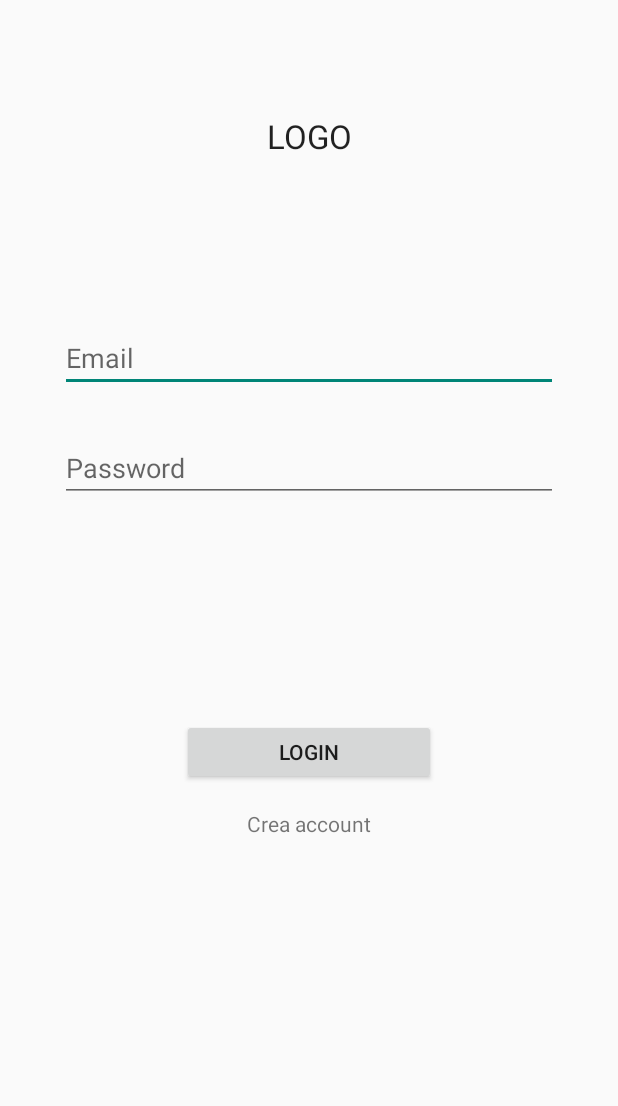
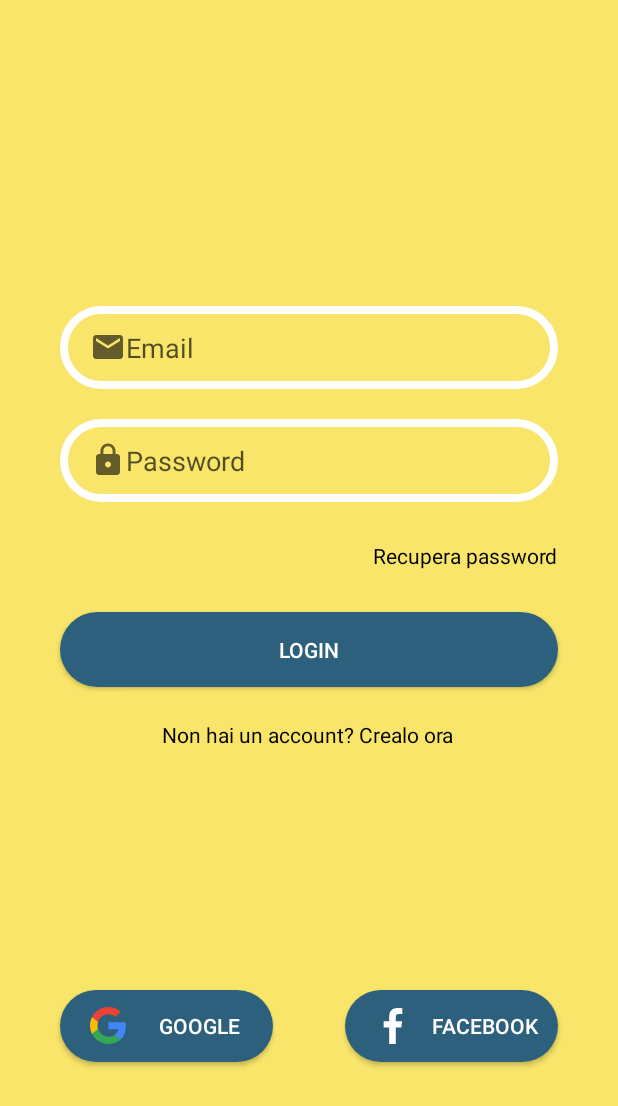
Before and after one commit to vitosilver99/Roomies, an Android app: the screen it shows after launch (LoginActivity), on a phone screen of 412 x 824 dp. Shown: the top 1106 px of the screen. Run offline under Robolectric (Android 15) with nearby library versions, the phone set to English and light mode, and no system bars; our stand-ins replace Firebase (no records; nobody signed in at launch, a user with empty details on screens opened directly).

```diff
--- a/app/src/main/java/com/example/roomies/CheckCasaActivity.java
+++ b/app/src/main/java/com/example/roomies/CheckCasaActivity.java
@@ -86,7 +86,4 @@ public class CheckCasaActivity extends AppCompatActivity {
 
     }
 
-    public CheckCasaActivity getcheckCasaActivity(){
-        return this;
-    }
 }
--- a/app/src/main/java/com/example/roomies/RegistrazioneActivity.java
+++ b/app/src/main/java/com/example/roomies/RegistrazioneActivity.java
@@ -112,7 +112,6 @@ public class RegistrazioneActivity extends AppCompatActivity {
                             Map<String,Object> user = new HashMap<>();
                             user.put("nome",nome_reg);
                             user.put("cognome",cognome_reg);
-                            user.put("casa_id","");
                             user.put("num_telefono",num_tel);
                             documentReference.set(user).addOnSuccessListener(new OnSuccessListener<Void>() {
                                 @Override
--- /dev/null
+++ b/app/src/main/res/drawable/input_bd.xml
@@ -0,0 +1,5 @@
+<?xml version="1.0" encoding="utf-8"?>
+<shape xmlns:android="http://schemas.android.com/apk/res/android">
+    <stroke android:color="@color/white" android:width="5dp"/>
+    <corners android:radius="70dp"/>
+</shape>
--- /dev/null
+++ b/app/src/main/res/drawable/input_btn_bd.xml
@@ -0,0 +1,5 @@
+<?xml version="1.0" encoding="utf-8"?>
+<shape xmlns:android="http://schemas.android.com/apk/res/android">
+    <solid android:color="@color/blue_app" />
+    <corners android:radius="70dp"/>
+</shape>
--- /dev/null
+++ b/app/src/main/res/drawable/logo_facebook.xml
@@ -0,0 +1,4 @@
+<vector android:height="24dp" android:viewportHeight="155.139"
+    android:viewportWidth="155.139" android:width="24dp" xmlns:android="http://schemas.android.com/apk/res/android">
+    <path android:fillColor="@color/white" android:pathData="M89.584,155.139V84.378h23.742l3.562,-27.585H89.584V39.184c0,-7.984 2.208,-13.425 13.67,-13.425l14.595,-0.006V1.08C115.325,0.752 106.661,0 96.577,0C75.52,0 61.104,12.853 61.104,36.452v20.341H37.29v27.585h23.814v70.761H89.584z"/>
+</vector>
--- /dev/null
+++ b/app/src/main/res/drawable/logo_google.xml
@@ -0,0 +1,7 @@
+<vector android:height="24.485847dp" android:viewportHeight="544.3"
+    android:viewportWidth="533.5" android:width="24dp" xmlns:android="http://schemas.android.com/apk/res/android">
+    <path android:fillColor="#4285f4" android:pathData="M533.5,278.4c0,-18.5 -1.5,-37.1 -4.7,-55.3H272.1v104.8h147c-6.1,33.8 -25.7,63.7 -54.4,82.7v68h87.7c51.5,-47.4 81.1,-117.4 81.1,-200.2z"/>
+    <path android:fillColor="#34a853" android:pathData="M272.1,544.3c73.4,0 135.3,-24.1 180.4,-65.7l-87.7,-68c-24.4,16.6 -55.9,26 -92.6,26 -71,0 -131.2,-47.9 -152.8,-112.3H28.9v70.1c46.2,91.9 140.3,149.9 243.2,149.9z"/>
+    <path android:fillColor="#fbbc04" android:pathData="M119.3,324.3c-11.4,-33.8 -11.4,-70.4 0,-104.2V150H28.9c-38.6,76.9 -38.6,167.5 0,244.4l90.4,-70.1z"/>
+    <path android:fillColor="#ea4335" android:pathData="M272.1,107.7c38.8,-0.6 76.3,14 104.4,40.8l77.7,-77.7C405,24.6 339.7,-0.8 272.1,0 169.2,0 75.1,58 28.9,150l90.4,70.1c21.5,-64.5 81.8,-112.4 152.8,-112.4z"/>
+</vector>
--- a/app/src/main/res/layout/activity_login.xml
+++ b/app/src/main/res/layout/activity_login.xml
@@ -5,6 +5,7 @@
     android:id="@+id/container"
     android:layout_width="match_parent"
     android:layout_height="match_parent"
+    android:background="@color/primary_color"
     android:paddingLeft="@dimen/activity_horizontal_margin"
     android:paddingTop="@dimen/activity_vertical_margin"
     android:paddingRight="@dimen/activity_horizontal_margin"
@@ -12,51 +13,138 @@
     tools:context=".LoginActivity">
 
     <EditText
+        android:id="@+id/Password_login"
+        android:layout_width="0dp"
+        android:layout_height="wrap_content"
+        android:layout_marginStart="24dp"
+        android:layout_marginLeft="24dp"
+        android:layout_marginTop="20dp"
+        android:layout_marginEnd="24dp"
+        android:layout_marginRight="24dp"
+        android:background="@drawable/input_bd"
+        android:drawableStart="@drawable/ic_lock"
+        android:hint="@string/prompt_password"
+        android:imeActionLabel="@string/action_sign_in_short"
+        android:imeOptions="actionDone"
+        android:inputType="textPassword"
+        android:paddingLeft="20dp"
+        android:paddingTop="15dp"
+        android:paddingBottom="15dp"
+        android:selectAllOnFocus="true"
+        android:textColorHint="#AB000000"
+        app:layout_constraintEnd_toEndOf="parent"
+        app:layout_constraintStart_toStartOf="parent"
+        app:layout_constraintTop_toBottomOf="@+id/Email_login" />
+
+    <EditText
         android:id="@+id/Email_login"
         android:layout_width="0dp"
         android:layout_height="wrap_content"
         android:layout_marginStart="24dp"
-        android:layout_marginTop="200dp"
+        android:layout_marginTop="188dp"
         android:layout_marginEnd="24dp"
+        android:background="@drawable/input_bd"
+        android:drawableStart="@drawable/ic_email"
         android:hint="@string/prompt_email"
         android:inputType="textEmailAddress"
+        android:paddingLeft="20dp"
+        android:paddingTop="15dp"
+        android:paddingBottom="15dp"
         android:selectAllOnFocus="true"
+        android:textColorHint="#AB000000"
         app:layout_constraintEnd_toEndOf="parent"
+        app:layout_constraintHorizontal_bias="0.562"
         app:layout_constraintStart_toStartOf="parent"
         app:layout_constraintTop_toTopOf="parent" />
 
-    <EditText
-        android:id="@+id/Password_login"
+    <TextView
+        android:id="@+id/textView"
+        android:layout_width="wrap_content"
+        android:layout_height="wrap_content"
+        android:layout_marginStart="24dp"
+        android:layout_marginLeft="24dp"
+        android:layout_marginBottom="28dp"
+        android:text="Recupera password"
+        android:textColor="#000000"
+        android:textStyle="normal"
+        app:layout_constraintBottom_toTopOf="@+id/btn_login"
+        app:layout_constraintEnd_toEndOf="@+id/Password_login"
+        app:layout_constraintHorizontal_bias="1.0"
+        app:layout_constraintStart_toStartOf="parent"
+        app:layout_constraintTop_toBottomOf="@+id/Password_login"
+        app:layout_constraintVertical_bias="1.0" />
+
+    <TextView
+        android:id="@+id/Registrazione_login"
+        android:layout_width="wrap_content"
+        android:layout_height="wrap_content"
+        android:text="Non hai un account? Crealo ora"
+        android:textColor="#000000"
+        app:layout_constraintBottom_toTopOf="@+id/button"
+        app:layout_constraintEnd_toEndOf="parent"
+        app:layout_constraintHorizontal_bias="0.497"
+        app:layout_constraintStart_toStartOf="parent"
+        app:layout_constraintTop_toBottomOf="@+id/btn_login"
+        app:layout_constraintVertical_bias="0.121" />
+
+    <Button
+        android:id="@+id/button4"
         android:layout_width="0dp"
         android:layout_height="wrap_content"
         android:layout_marginStart="24dp"
-        android:layout_marginTop="28dp"
+        android:layout_marginLeft="24dp"
         android:layout_marginEnd="24dp"
-        android:hint="@string/prompt_password"
-        android:imeActionLabel="@string/action_sign_in_short"
-        android:imeOptions="actionDone"
-        android:inputType="textPassword"
-        android:selectAllOnFocus="true"
+        android:layout_marginRight="24dp"
+        android:layout_marginBottom="100dp"
+        android:background="@drawable/input_btn_bd"
+        android:drawableStart="@drawable/logo_facebook"
+        android:paddingLeft="20dp"
+        android:text="Facebook"
+        android:textColor="#FFFFFF"
+        app:layout_constraintBottom_toBottomOf="parent"
         app:layout_constraintEnd_toEndOf="parent"
-        app:layout_constraintStart_toStartOf="parent"
-        app:layout_constraintTop_toBottomOf="@+id/Email_login" />
+        app:layout_constraintStart_toEndOf="@+id/button" />
+
+    <Button
+        android:id="@+id/button"
+        android:layout_width="0dp"
+        android:layout_height="wrap_content"
+        android:layout_marginStart="24dp"
+        android:layout_marginLeft="24dp"
+        android:layout_marginEnd="24dp"
+        android:layout_marginRight="24dp"
+        android:layout_marginBottom="100dp"
+        android:background="@drawable/input_btn_bd"
+        android:drawableStart="@drawable/logo_google"
+        android:paddingLeft="20dp"
+        android:text="Google"
+        android:textColor="#FFFFFF"
+        app:layout_constraintBottom_toBottomOf="parent"
+        app:layout_constraintEnd_toStartOf="@+id/button4"
+        app:layout_constraintHorizontal_bias="0.0"
+        app:layout_constraintStart_toStartOf="parent" />
 
     <Button
         android:id="@+id/btn_login"
-        android:layout_width="169dp"
-        android:layout_height="44dp"
+        android:layout_width="0dp"
+        android:layout_height="wrap_content"
         android:layout_gravity="start"
-        android:layout_marginStart="48dp"
+        android:layout_marginStart="24dp"
+        android:layout_marginLeft="24dp"
         android:layout_marginTop="16dp"
-        android:layout_marginEnd="48dp"
-        android:layout_marginBottom="64dp"
+        android:layout_marginEnd="24dp"
+        android:layout_marginRight="24dp"
+        android:background="@drawable/input_btn_bd"
         android:enabled="true"
+        android:paddingTop="15dp"
+        android:paddingBottom="15dp"
         android:text="@string/action_sign_in"
+        android:textColor="#FFFFFF"
         app:layout_constraintBottom_toBottomOf="parent"
         app:layout_constraintEnd_toEndOf="parent"
         app:layout_constraintStart_toStartOf="parent"
         app:layout_constraintTop_toBottomOf="@+id/Password_login"
-        app:layout_constraintVertical_bias="0.369" />
+        app:layout_constraintVertical_bias="0.14" />
 
     <ProgressBar
         android:id="@+id/loading"
@@ -74,25 +162,4 @@
         app:layout_constraintTop_toTopOf="parent"
         app:layout_constraintVertical_bias="0.3" />
 
-    <TextView
-        android:id="@+id/Registrazione_login"
-        android:layout_width="wrap_content"
-        android:layout_height="wrap_content"
-        android:layout_marginTop="16dp"
-        android:text="Crea account"
-        app:layout_constraintEnd_toEndOf="parent"
-        app:layout_constraintStart_toStartOf="parent"
-        app:layout_constraintTop_toBottomOf="@+id/btn_login" />
-
-    <TextView
-        android:id="@+id/textView2"
-        android:layout_width="wrap_content"
-        android:layout_height="wrap_content"
-        android:layout_marginTop="60dp"
-        android:text="LOGO"
-        android:textAppearance="@style/TextAppearance.AppCompat.Large"
-        app:layout_constraintEnd_toEndOf="parent"
-        app:layout_constraintStart_toStartOf="parent"
-        app:layout_constraintTop_toTopOf="parent" />
-
 </androidx.constraintlayout.widget.ConstraintLayout>
--- a/app/src/main/res/values/colors.xml
+++ b/app/src/main/res/values/colors.xml
@@ -8,8 +8,13 @@
     <color name="black">#FF000000</color>
     <color name="white">#FFFFFFFF</color>
 
-    <color name="color1">#FFC107</color>
-    <color name="color2">#FF9C07</color>
+
+    <color name="blue_app">#2D607D</color>
+    <color name="orange_app">#FEBA1B</color>
+    <color name="primary_color">#C3F8DF3D</color>
+
+    <color name="color1">#C3F8CF3D</color>
+    <color name="color2">#C3F8C93D</color>
     <color name="color3">#FF9800</color>
     <color name="color4">#FF9800</color>
 </resources>
```
Also changed, not shown: app/src/main/java/com/example/roomies/AdapterCheckCasa.java (+54 -22 lines), app/src/main/res/layout/activity_registrazione.xml (+48 -18 lines), app/src/main/res/layout/item.xml (+13 -5 lines).
